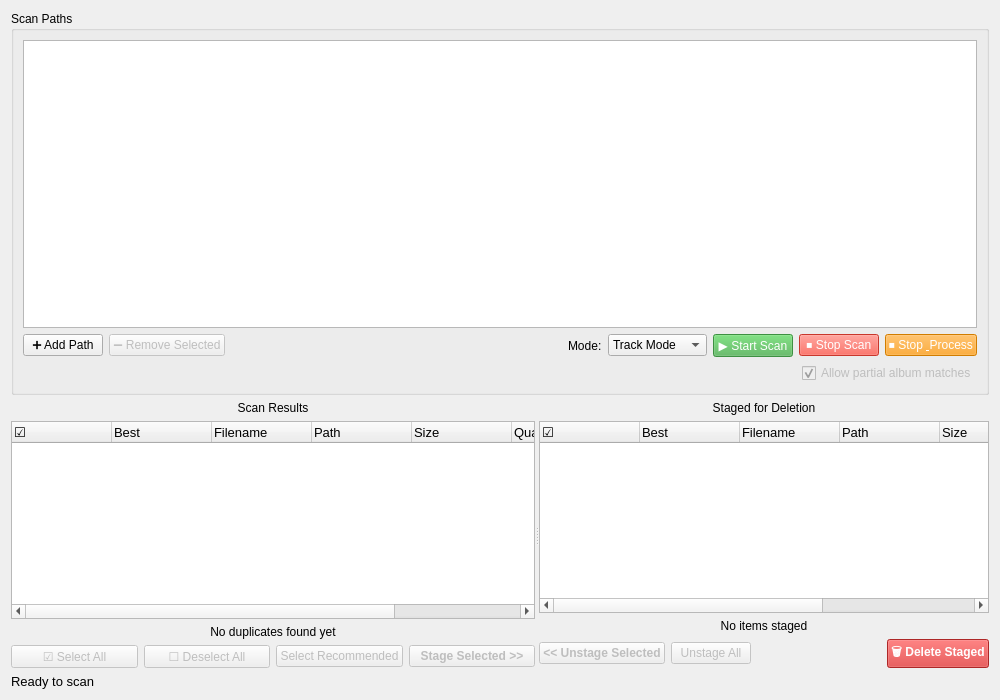
ohtostado/duperscooper, file src/duperscooper_gui/ui/dual_pane_widget.ui: the form before one commit.
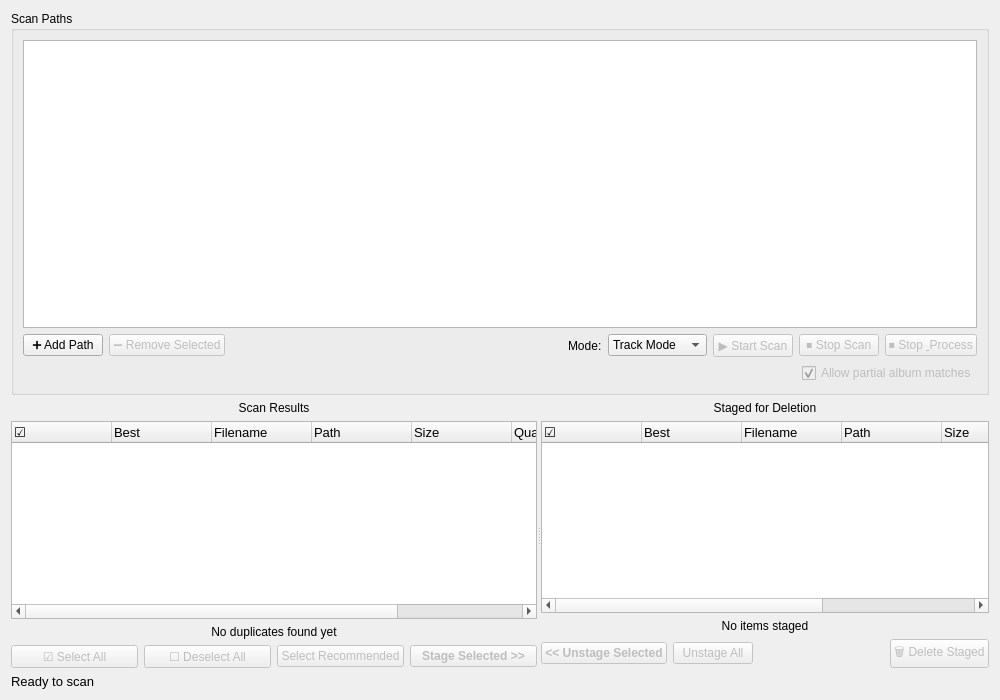
The form after the commit.

What changed in the file:
```diff
--- a/src/duperscooper_gui/ui/dual_pane_widget.ui
+++ b/src/duperscooper_gui/ui/dual_pane_widget.ui
@@ -113,9 +113,6 @@
           <property name="toolTip">
            <string>Start scanning for duplicates</string>
           </property>
-          <property name="styleSheet">
-           <string notr="true">background-color: #4CAF50; color: white;</string>
-          </property>
          </widget>
         </item>
         <item>
@@ -135,9 +132,6 @@
           <property name="toolTip">
            <string>Stop the current scan</string>
           </property>
-          <property name="styleSheet">
-           <string notr="true">background-color: #f44336; color: white;</string>
-          </property>
          </widget>
         </item>
         <item>
@@ -157,9 +151,6 @@
           <property name="toolTip">
            <string>Stop directory scanning and process albums found so far</string>
           </property>
-          <property name="styleSheet">
-           <string notr="true">background-color: #ff9800; color: white;</string>
-          </property>
          </widget>
         </item>
        </layout>
@@ -470,9 +461,6 @@
            <property name="toolTip">
             <string>Delete all staged items (move to .deletedByDuperscooper)</string>
            </property>
-           <property name="styleSheet">
-            <string notr="true">background-color: #d32f2f; color: white; font-weight: bold;</string>
-           </property>
           </widget>
          </item>
         </layout>
```
